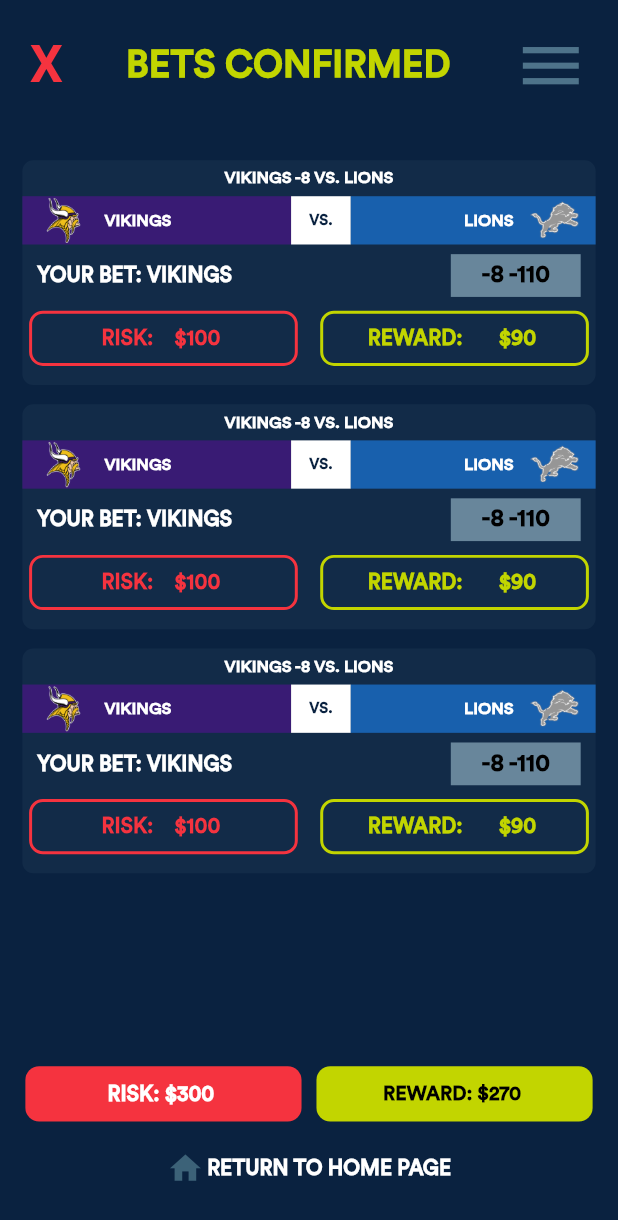
After one commit to rodolfomercedes12/jocksports-flutter, a Flutter app: the screen it shows after launch, after a tap on "SIGN IN", on a phone screen of 412 x 824 dp. The commit adds this screen. Shown: the top 1220 px of the screen. Run offline on Flutter 3.47's test engine with Material 2 defaults, Android fonts, the phone set to English and light mode, and no system bars; our stand-ins replace flutter_screenutil, google_fonts.

Commit message:
started  beatings confirmed UI

```diff
--- a/lib/constants/styles.dart
+++ b/lib/constants/styles.dart
@@ -19,6 +19,12 @@ final kTextStyle = TextStyle(
   fontSize: 18.sp,
   color: kGreyColor,
 );
+
+final kBlackText = TextStyle(
+    fontFamily: "CircularMedium",
+    fontSize: 16.sp,
+    color: Colors.black,
+    fontWeight: FontWeight.bold);
 
 final kWhiteText = TextStyle(
     fontFamily: "CircularMedium",
--- /dev/null
+++ b/lib/screens/bets_confirmed_screen.dart
@@ -0,0 +1,301 @@
+import 'package:flutter/material.dart';
+import 'package:flutter_screenutil/flutter_screenutil.dart';
+import 'package:jock_sports_app/constants/styles.dart';
+
+class BetsConfirmedScreen extends StatelessWidget {
+  const BetsConfirmedScreen({Key? key}) : super(key: key);
+
+  @override
+  Widget build(BuildContext context) {
+    return SafeArea(
+      child: Scaffold(
+        backgroundColor: kBlueColor,
+        body: Container(
+          width: double.infinity,
+          height: double.infinity,
+          child: Column(
+            children: [
+              Padding(
+                padding: EdgeInsets.symmetric(horizontal: 20.w, vertical: 20.h),
+                child: Row(
+                  mainAxisAlignment: MainAxisAlignment.spaceBetween,
+                  children: [
+                    Text(
+                      "X",
+                      style: TextStyle(
+                          color: kRedColor,
+                          // fontFamily: "CircularMedium",
+                          fontSize: 35.sp,
+                          fontWeight: FontWeight.bold),
+                    ),
+                    Text(
+                      "BETS CONFIRMED",
+                      style: kGreenText.copyWith(fontSize: 25.sp),
+                    ),
+                    Icon(
+                      Icons.menu,
+                      color: kGreyColor,
+                      size: 50.sp,
+                    )
+                    /*IconButton(
+                        onPressed: () {},
+                        icon: Icon(
+                          Icons.cancel,
+                          color: kRedColor,
+                          size: 50.sp,
+                        ))*/
+                  ],
+                ),
+              ),
+              Expanded(
+                child: Container(
+                  margin: EdgeInsets.only(top: 15.h),
+                  //color: Colors.blue,
+                  child: ListView.builder(
+                      itemCount: 3,
+                      itemBuilder: (context, index) {
+                        return Container(
+                            margin: EdgeInsets.symmetric(
+                                horizontal: 15.w, vertical: 7.h),
+                            width: double.infinity,
+                            height: 163.h,
+                            decoration: BoxDecoration(
+                                color: Color(0xff122B48),
+                                borderRadius: BorderRadius.circular(8.r)),
+                            child: Column(
+                              children: [
+                                SizedBox(
+                                  height: 6.h,
+                                ),
+                                Text("VIKINGS -8 VS. LIONS",
+                                    style:
+                                        kWhiteText.copyWith(fontSize: 11.sp)),
+                                SizedBox(
+                                  height: 6.h,
+                                ),
+                                Container(
+                                  width: double.infinity,
+                                  child: Row(
+                                    children: [
+                                      //PURPLE CONTAINER
+                                      Container(
+                                        width: 180.w,
+                                        height: 35.h,
+                                        color: Color.fromRGBO(57, 27, 116, 1),
+                                        child: Row(
+                                          children: [
+                                            Image.asset(
+                                              "assets/images/vikings.png",
+                                              width: 55.w,
+                                              height: 55.h,
+                                            ),
+                                            Text("VIKINGS",
+                                                style: kWhiteText.copyWith(
+                                                    fontSize: 11.sp))
+                                          ],
+                                        ),
+                                      ),
+                                      //WHITE CONTAINER
+                                      Container(
+                                        width: 40.w,
+                                        height: 35.h,
+                                        color: Colors.white,
+                                        child: Center(
+                                          child: Text("VS.",
+                                              style: kBlueText.copyWith(
+                                                  fontSize: 10.sp)),
+                                        ),
+                                      ),
+                                      //BLUE CONTAINER
+                                      Expanded(
+                                        child: Container(
+                                          width: 175.w,
+                                          height: 35.h,
+                                          color: Color.fromRGBO(24, 96, 173, 1),
+                                          child: Row(
+                                            mainAxisAlignment:
+                                                MainAxisAlignment.end,
+                                            children: [
+                                              Text("LIONS",
+                                                  style: kWhiteText.copyWith(
+                                                      fontSize: 11.sp)),
+                                              Image.asset(
+                                                "assets/images/lions4.png",
+                                                width: 55.w,
+                                                height: 55.h,
+                                              ),
+                                            ],
+                                          ),
+                                        ),
+                                      ),
+                                    ],
+                                  ),
+                                ),
+                                SizedBox(
+                                  height: 7.h,
+                                ),
+
+                                //YOUR BET
+
+                                Padding(
+                                  padding:
+                                      EdgeInsets.symmetric(horizontal: 10.w),
+                                  child: Row(
+                                    mainAxisAlignment:
+                                        MainAxisAlignment.spaceBetween,
+                                    children: [
+                                      Text("YOUR BET: VIKINGS",
+                                          style: kWhiteText.copyWith(
+                                              fontSize: 14.sp)),
+                                      Container(
+                                        width: 87.w,
+                                        height: 31.h,
+                                        color: Color.fromRGBO(104, 134, 155, 1),
+                                        child: Center(
+                                            child: Text("-8 -110",
+                                                style: kBlackText)),
+                                      )
+                                    ],
+                                  ),
+                                ),
+                                SizedBox(
+                                  height: 10.h,
+                                ),
+
+                                Row(
+                                  mainAxisAlignment:
+                                      MainAxisAlignment.spaceEvenly,
+                                  children: [
+                                    Container(
+                                      width: 180.w,
+                                      height: 40.h,
+                                      decoration: BoxDecoration(
+                                          color: Colors.transparent,
+                                          border: Border.all(
+                                              color: kRedColor, width: 2.sp),
+                                          borderRadius:
+                                              BorderRadius.circular(10.r)),
+                                      child: Center(
+                                        child: Text("RISK:    \$100 ",
+                                            style: kTextFieldStyle.copyWith(
+                                                color: kRedColor,
+                                                fontSize: 14.sp)),
+                                      ),
+                                    ),
+                                    SizedBox(
+                                      width: 6.w,
+                                    ),
+                                    Container(
+                                      width: 180.w,
+                                      height: 40.h,
+                                      decoration: BoxDecoration(
+                                          color: Colors.transparent,
+                                          border: Border.all(
+                                              color: kGreenColor, width: 2.sp),
+                                          borderRadius:
+                                              BorderRadius.circular(10.r)),
+                                      child: Center(
+                                        child: Text("REWARD:       \$90 ",
+                                            style: kTextFieldStyle.copyWith(
+                                                color: kGreenColor,
+                                                fontSize: 14.sp)),
+                                      ),
+                                    ),
+                                  ],
+                                )
+                              ],
+                            ));
+                      }),
+                ),
+              )
+            ],
+          ),
+        ),
+        bottomNavigationBar: Container(
+          padding: EdgeInsets.symmetric(horizontal: 12.w, vertical: 12.h),
+          height: 135.h,
+          color: kBlueColor,
+          child: Column(
+            children: [
+              Row(
+                mainAxisAlignment: MainAxisAlignment.center,
+                children: [
+                  GestureDetector(
+                    onTap: () {
+                      /* Navigator.push(
+                            context,
+                            MaterialPageRoute(
+                                builder: (context) => RegisterScreen()  ));*/
+                    },
+                    child: Container(
+                      width: 185.w,
+                      height: 40.h,
+                      decoration: BoxDecoration(
+                          color: kRedColor,
+                          borderRadius: BorderRadius.circular(10.r)),
+                      child: Center(
+                        child: Text("RISK: \$300 ",
+                            style: kTextFieldStyle.copyWith(
+                                color: Colors.white, fontSize: 14.sp)),
+                      ),
+                    ),
+                  ),
+                  SizedBox(
+                    width: 10.w,
+                  ),
+                  GestureDetector(
+                    onTap: () {
+                      /*Navigator.push(
+                            context,
+                            MaterialPageRoute(
+                                builder: (context) => BetsConfirmedScreen()));*/
+                    },
+                    child: Container(
+                      width: 185.w,
+                      height: 40.h,
+                      decoration: BoxDecoration(
+                          color: kGreenColor,
+                          borderRadius: BorderRadius.circular(10.r)),
+                      child: Center(
+                        child: Text("REWARD: \$270 ",
+                            style: kTextFieldStyle.copyWith(
+                                color: Colors.black,
+                                fontSize: 13.2.sp,
+                                fontWeight: FontWeight.bold)),
+                      ),
+                    ),
+                  ),
+                ],
+              ),
+              SizedBox(
+                height: 20.h,
+              ),
+              Row(
+                mainAxisAlignment: MainAxisAlignment.center,
+                children: [
+                  Container(
+                    child: Row(
+                      children: [
+                        Icon(
+                          Icons.home,
+                          color: Color.fromRGBO(60, 98, 120, 1),
+                          size: 25.sp,
+                        ),
+                        SizedBox(
+                          width: 2.w,
+                        ),
+                        Text("RETURN TO HOME PAGE",
+                            style: kBlueText.copyWith(
+                                color: Colors.white, fontSize: 14.sp))
+                      ],
+                    ),
+                  ),
+                ],
+              )
+            ],
+          ),
+        ),
+      ),
+    );
+  }
+}
--- a/lib/screens/home_screen.dart
+++ b/lib/screens/home_screen.dart
@@ -1,6 +1,7 @@
 import 'package:flutter/material.dart';
 import 'package:flutter_screenutil/flutter_screenutil.dart';
 import 'package:jock_sports_app/constants/styles.dart';
+import 'package:jock_sports_app/screens/bets_confirmed_screen.dart';
 import 'package:jock_sports_app/screens/tabs/history_tab.dart';
 import 'package:jock_sports_app/screens/tabs/straight_tab.dart';
 import 'package:jock_sports_app/screens/tabs/updates_tab.dart';
@@ -26,9 +27,10 @@ class HomScreen extends StatelessWidget {
               CustomAppBar(),
 
               CustomTabs(),
-              HistoryTab(),
+              //HistoryTab(),
               //UpdatesTab(),
               //StraightTab(),
+              //BetsConfirmedScreen(),
               CustomGambleText(),
             ],
           ),
--- a/lib/screens/login_screen.dart
+++ b/lib/screens/login_screen.dart
@@ -3,6 +3,7 @@ import 'dart:ui';
 import 'package:flutter/material.dart';
 import 'package:flutter_screenutil/flutter_screenutil.dart';
 import 'package:jock_sports_app/constants/styles.dart';
+import 'package:jock_sports_app/screens/bets_confirmed_screen.dart';
 import 'package:jock_sports_app/screens/home_screen.dart';
 import 'package:jock_sports_app/screens/profile_screen.dart';
 import 'package:jock_sports_app/screens/sign_up_screen.dart';
@@ -73,7 +74,7 @@ class LoginScreen extends StatelessWidget {
                         Navigator.push(
                             context,
                             MaterialPageRoute(
-                                builder: (context) => HomScreen()));
+                                builder: (context) => BetsConfirmedScreen()));
                       },
                       child: Container(
                         width: 137.w,
--- a/lib/screens/tabs/updates_tab.dart
+++ b/lib/screens/tabs/updates_tab.dart
@@ -65,9 +65,7 @@ class UpdatesTab extends StatelessWidget {
                           ),
                           Text("12/02/23",
                               style: kTextStyle.copyWith(
-                                  fontSize: 13.sp,
-                                  color: Color.fromRGBO(125, 129, 140, 1.0)
-                                      .withOpacity(0.7))),
+                                  fontSize: 13.sp, color: kGreyLight)),
                           Padding(
                             padding: EdgeInsets.only(right: 8.w),
                             child: Text(
```
Also changed, not shown: assets/images/lions.png (added), assets/images/lions2.png (added), assets/images/lions3.png (added), assets/images/lions4.png (added), assets/images/vikings.png (added).
